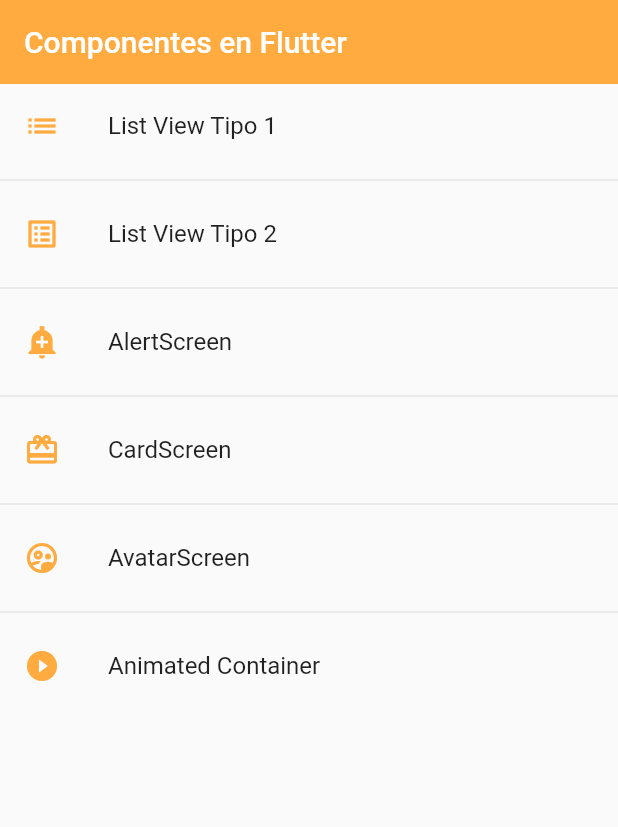
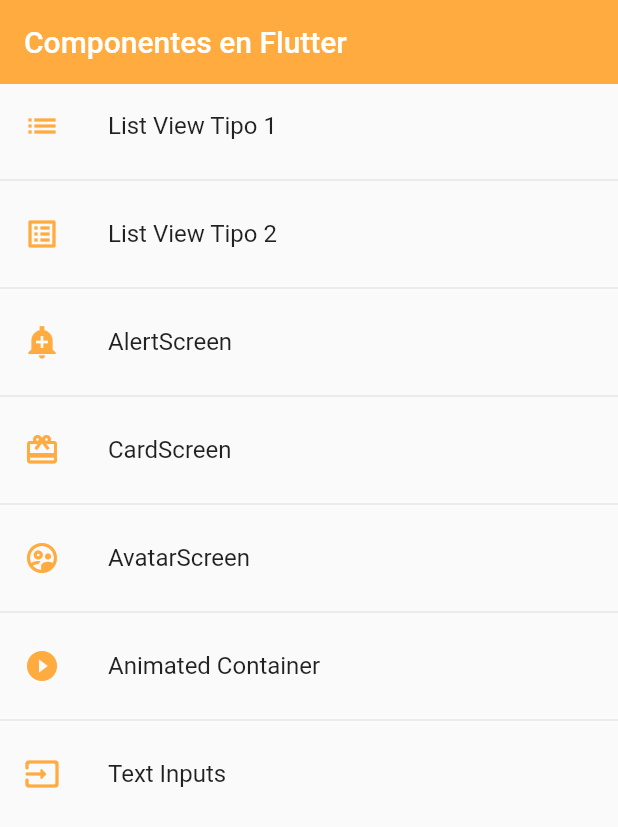
Before and after one commit to LuisFelipePoma/DartFlutter-Course, a Flutter app: the screen it shows after launch, on a phone screen of 412 x 824 dp. Shown: the top 827 px of the screen. Run offline on Flutter 3.47's test engine with Material 2 defaults, Android fonts, the phone set to English and light mode, and no system bars.

Commit message:
input / forms

```diff
--- a/src/Projects/flutter_components/lib/router/app_routes.dart
+++ b/src/Projects/flutter_components/lib/router/app_routes.dart
@@ -41,6 +41,12 @@ class AppRoutes {
       icon: Icons.play_circle_fill_outlined,
       name: 'Animated Container',
       screen: const AnimatedScreen(),
+    ),
+    MenuOption(
+      route: 'input',
+      icon: Icons.input_rounded,
+      name: 'Text Inputs',
+      screen: const InputScreen(),
     )
   ];
 
--- a/src/Projects/flutter_components/lib/screens/screens.dart
+++ b/src/Projects/flutter_components/lib/screens/screens.dart
@@ -3,5 +3,6 @@ export 'package:flutter_components/screens/animated_screen.dart';
 export 'package:flutter_components/screens/avatar_screen.dart';
 export 'package:flutter_components/screens/card_screen.dart';
 export 'package:flutter_components/screens/home_screen.dart';
+export 'package:flutter_components/screens/inputs_screen.dart';
 export 'package:flutter_components/screens/listview1_screen.dart';
 export 'package:flutter_components/screens/listview2_screen.dart';
--- a/src/Projects/flutter_components/lib/theme/app_theme.dart
+++ b/src/Projects/flutter_components/lib/theme/app_theme.dart
@@ -51,5 +51,28 @@ class AppTheme {
         shape: const StadiumBorder(),
         elevation: 0,
       ),
-      ));
+    ),
+
+    //Input
+    inputDecorationTheme: const InputDecorationTheme(
+      floatingLabelStyle: TextStyle(
+        color: primary,
+      ),
+      enabledBorder: OutlineInputBorder(
+        borderSide: BorderSide(
+          color: primary,
+        ),
+        borderRadius: BorderRadius.only(
+          bottomLeft: Radius.circular(10),
+          topRight: Radius.circular(5),
+        ),
+      ),
+      border: OutlineInputBorder(
+        borderRadius: BorderRadius.only(
+          bottomLeft: Radius.circular(10),
+          topRight: Radius.circular(20),
+        ),
+      ),
+    ),
+  );
 }
--- a/src/Projects/flutter_components/lib/widgets/widgets.dart
+++ b/src/Projects/flutter_components/lib/widgets/widgets.dart
@@ -1,2 +1,3 @@
 export 'package:flutter_components/widgets/custom_card_type_2.dart';
 export 'package:flutter_components/widgets/custom_cart_type_1.dart';
+export 'package:flutter_components/widgets/custom_input_field.dart';
```
Also changed, not shown: src/Projects/flutter_components/lib/screens/inputs_screen.dart (added, +105 -0 lines), src/Projects/flutter_components/lib/widgets/custom_input_field.dart (added, +52 -0 lines). Lines whose indentation alone changed are shown as unchanged.
